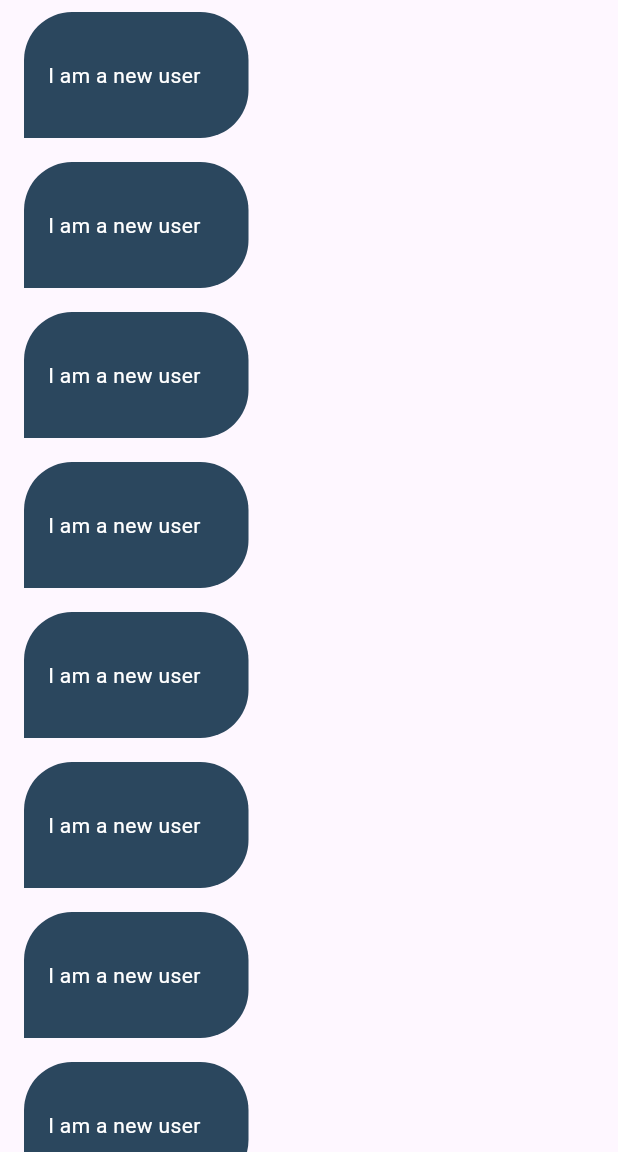
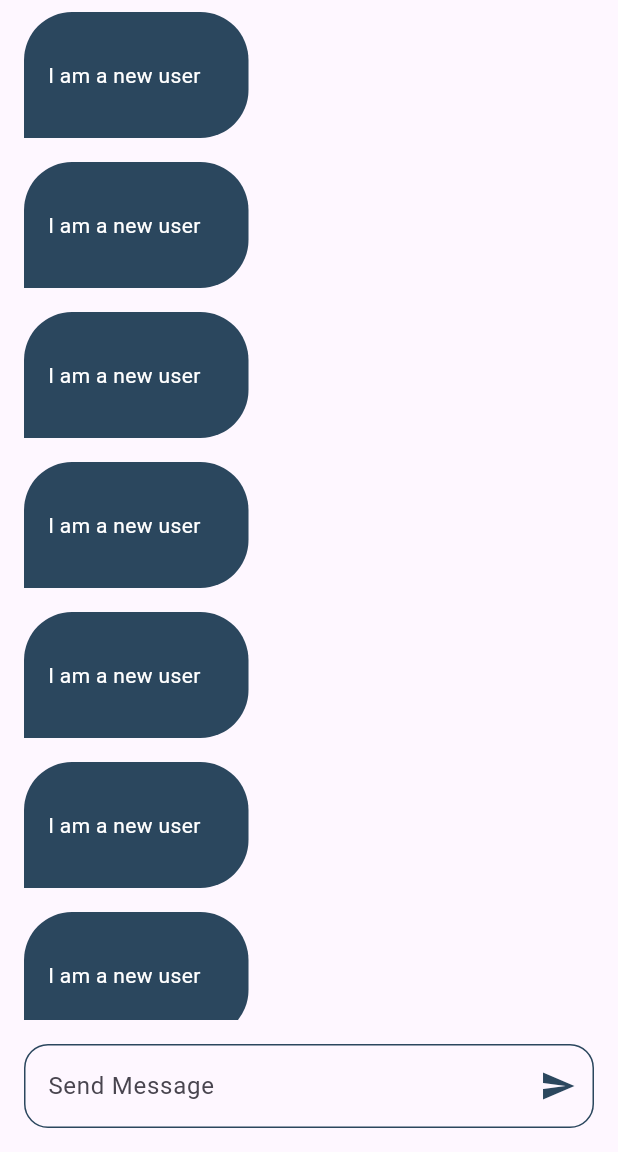
Before and after one commit to MohamedEssam9009/Scholar_chat, a Flutter app: the ChatPage screen opened by its route, on a phone screen of 412 x 824 dp, the part 84-1236 px from its top. Run offline on Flutter 3.47's test engine with Material 3 defaults, Android fonts, the phone set to English and light mode, and no system bars; our stand-ins replace firebase_auth, firebase_core, modal_progress_hud_nsn; accounts and stored records are empty.

Commit message:
added expanded widget

```diff
--- a/lib/pages/chat_page.dart
+++ b/lib/pages/chat_page.dart
@@ -26,10 +26,35 @@ class ChatPage extends StatelessWidget {
         ),
         centerTitle: true,
       ),
-      body: ListView.builder(
-        itemBuilder: (context, index) {
-          return ChatBubble();
-        },
+      body: Column(
+        children: [
+          Expanded(
+            child: ListView.builder(
+              itemBuilder: (context, index) {
+                return const ChatBubble();
+              },
+            ),
+          ),
+          Padding(
+            padding: const EdgeInsets.all(16.0),
+            child: TextField(
+              decoration: InputDecoration(
+                hintText: 'Send Message',
+                suffixIcon: const Icon(
+                  Icons.send,
+                  color: kPrimaryColor,
+                ),
+                border: OutlineInputBorder(
+                  borderRadius: BorderRadius.circular(16.0),
+                ),
+                enabledBorder: OutlineInputBorder(
+                  borderRadius: BorderRadius.circular(16.0),
+                  borderSide: const BorderSide(color: kPrimaryColor),
+                ),
+              ),
+            ),
+          ),
+        ],
       ),
     );
   }
```
